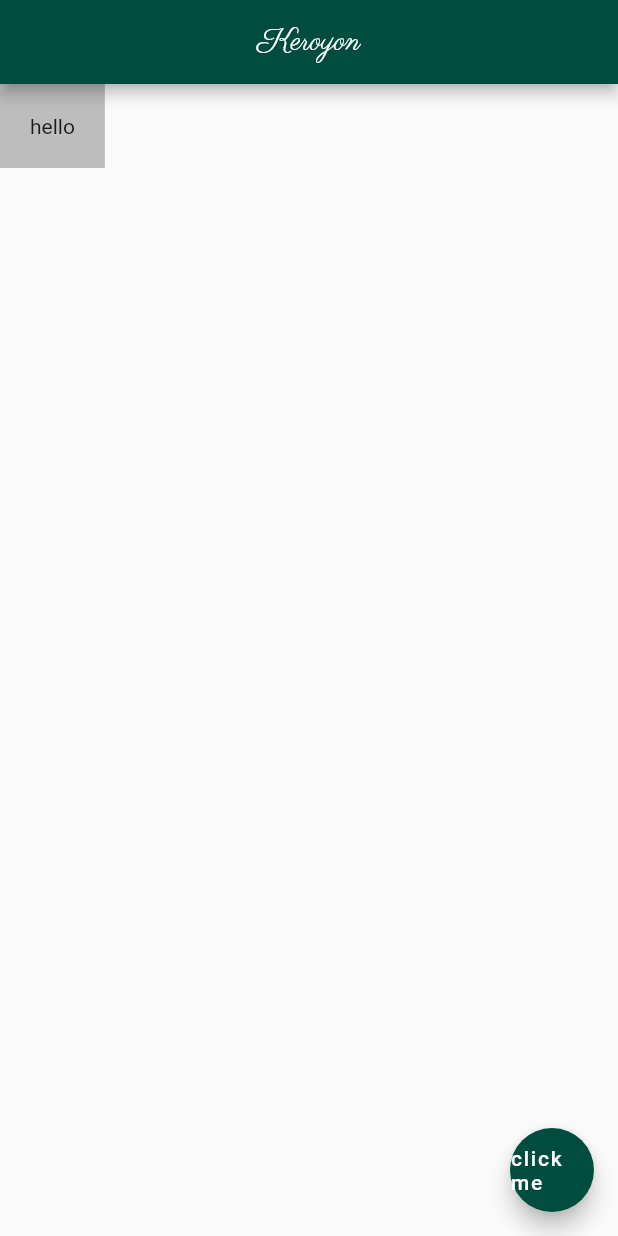
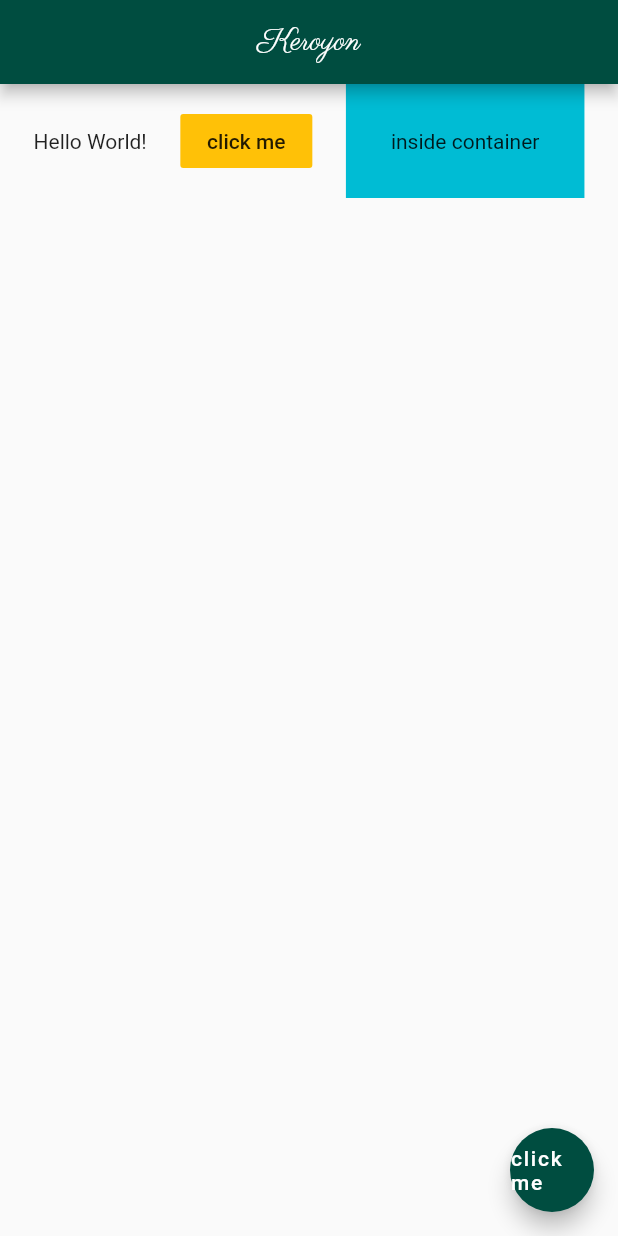
Before and after one commit to UedaTakeyuki/myflutterapp, a Flutter app: the screen it shows after launch, on a phone screen of 412 x 824 dp. Run offline on Flutter 3.47's test engine with Material 2 defaults, Android fonts, the phone set to English and light mode, and no system bars.

Commit message:
lesson #11

```diff
--- a/lib/main.dart
+++ b/lib/main.dart
@@ -18,10 +18,21 @@ class Home extends StatelessWidget {
         centerTitle: true,
         backgroundColor: Colors.teal[900],
       ),
-      body: Container(
-        padding: EdgeInsets.all(20.0),
-        color: Colors.grey[400],
-        child: Text('hello'),
+      body: Row(
+        mainAxisAlignment: MainAxisAlignment.spaceEvenly,
+        children: <Widget>[
+          Text('Hello World!'),
+          FlatButton(
+            onPressed: (){},
+            color: Colors.amber,
+            child: Text('click me')
+          ),
+          Container(
+            color: Colors.cyan,
+            padding: EdgeInsets.all(30.0),
+            child: Text('inside container'),
+          ),
+        ],
       ),
       floatingActionButton: FloatingActionButton(
         onPressed: () {},
```
